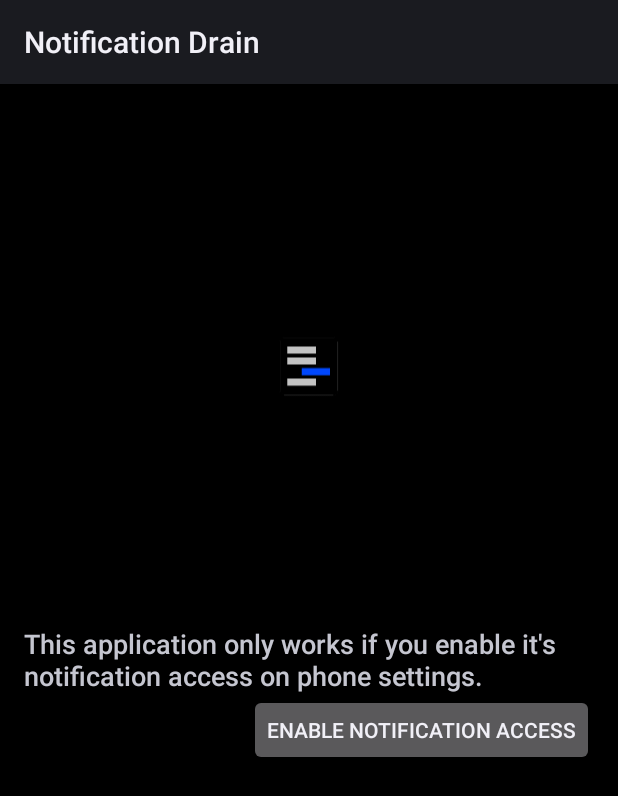
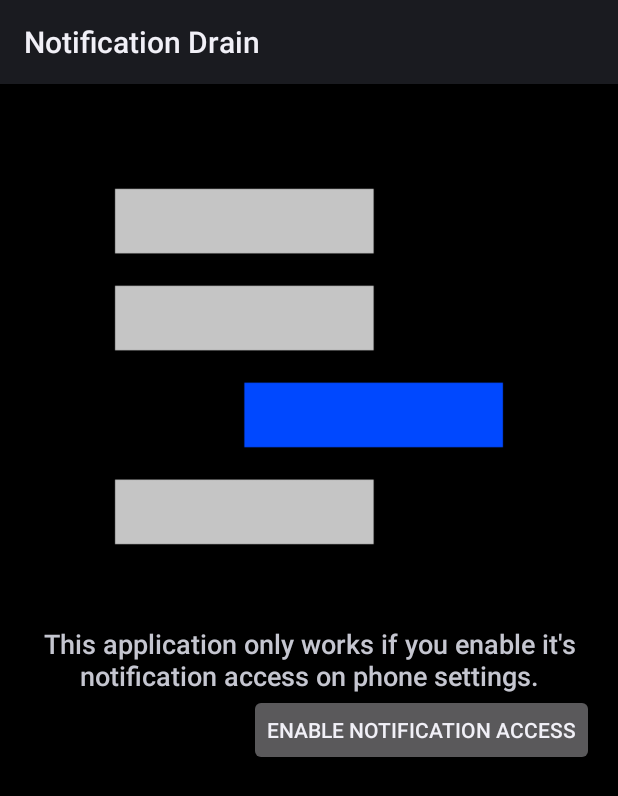
Before and after one commit to albertowd/notification-drain, an Android app: the screen it shows after launch (MainActivity), on a phone screen of 412 x 824 dp. Shown: the top 796 px of the screen. Run offline under Robolectric (Android 15) with nearby library versions, the phone set to English and light mode, and no system bars.

Commit message:
New version.
New logo on main activity.
Fixed multi line regex text.
New screenshots for store.

```diff
--- a/NotificationDrain/app/build.gradle
+++ b/NotificationDrain/app/build.gradle
@@ -8,8 +8,8 @@ android {
         applicationId "br.com.albertowd.notificationdrain"
         minSdkVersion 18
         targetSdkVersion 23
-        versionCode 4
-        versionName "1.1"
+        versionCode 5
+        versionName "1.11"
     }
     buildTypes {
         release {
--- a/NotificationDrain/app/src/main/res/layout/activity_filter_notification.xml
+++ b/NotificationDrain/app/src/main/res/layout/activity_filter_notification.xml
@@ -20,7 +20,7 @@
         <TextView
             android:id="@+id/textView"
             android:layout_width="wrap_content"
-            android:layout_height="match_parent"
+            android:layout_height="wrap_content"
             android:layout_weight="1.0"
             android:gravity="center_vertical"
             android:text="@string/key_words"
--- a/NotificationDrain/app/src/main/res/layout/activity_main.xml
+++ b/NotificationDrain/app/src/main/res/layout/activity_main.xml
@@ -17,7 +17,8 @@
         android:layout_alignParentTop="true"
         android:layout_centerHorizontal="true"
         android:contentDescription="@string/app_logo"
-        android:src="@mipmap/ic_launcher" />
+        android:src="@drawable/logo"
+        android:scaleType="fitCenter" />
 
     <TextView
         android:id="@+id/textView"
@@ -25,7 +26,8 @@
         android:layout_height="wrap_content"
         android:layout_centerVertical="true"
         android:text="@string/service_help"
-        android:textAppearance="?android:attr/textAppearanceMedium" />
+        android:textAppearance="?android:attr/textAppearanceMedium"
+        android:textAlignment="center" />
 
     <Button
         android:id="@+id/btNotificationAccess"
--- a/NotificationDrain/app/src/main/res/layout/activity_regex_notification.xml
+++ b/NotificationDrain/app/src/main/res/layout/activity_regex_notification.xml
@@ -43,8 +43,9 @@
         android:layout_below="@+id/llHeader"
         android:gravity="top"
         android:hint="@string/regex_hint"
-        android:inputType="textNoSuggestions"
-        android:singleLine="true" />
+        android:inputType="textMultiLine|textNoSuggestions"
+        android:scrollHorizontally="false"
+        android:singleLine="false" />
 
     <CheckBox
         android:id="@+id/cbService"
```
Also changed, not shown: NotificationDrain/app/src/main/res/drawable/logo.png (added), 12 other files.
